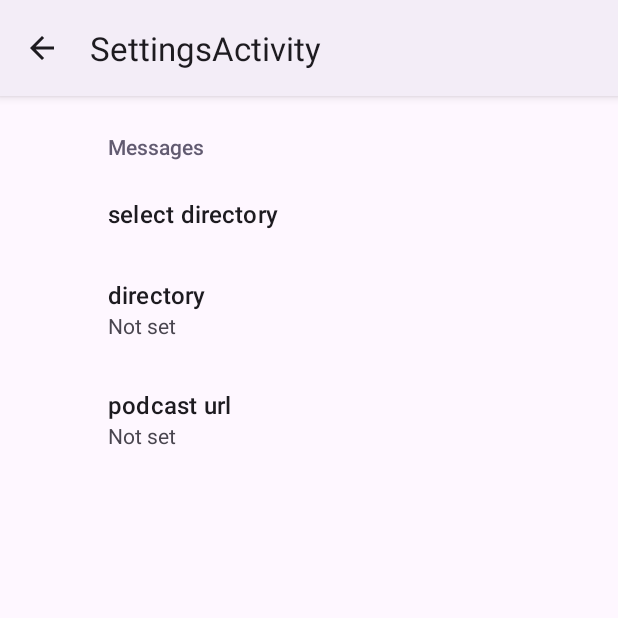
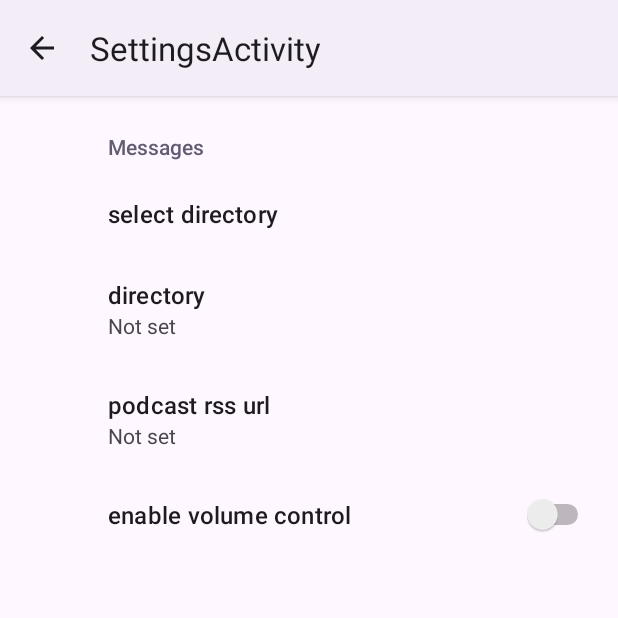
Before and after one commit to tthogehoge/TurnPlayerAndroid, an Android app built with Jetpack Compose: the SettingsActivity screen opened directly, with no data from a screen before it, on a phone screen of 412 x 824 dp, the top half of it. Run offline under Robolectric (Android 15) with nearby library versions, the phone set to English and light mode, and no system bars; our stand-ins replace androidx.preference.

Commit message:
mute enable setting

```diff
--- a/app/src/main/res/xml/root_preferences.xml
+++ b/app/src/main/res/xml/root_preferences.xml
@@ -16,7 +16,13 @@
 
         <EditTextPreference
             app:key="url"
-            app:title="podcast url"
+            app:title="podcast rss url"
+            app:useSimpleSummaryProvider="true"
+            />
+
+        <SwitchPreference
+            app:key="use_dnd"
+            app:title="enable volume control"
             app:useSimpleSummaryProvider="true"
             />
 
```
Also changed, not shown: app/src/main/java/com/example/myapplication/MainActivity.kt (+46 -7 lines), app/src/main/res/layout/activity_main.xml (+9 -9 lines).
